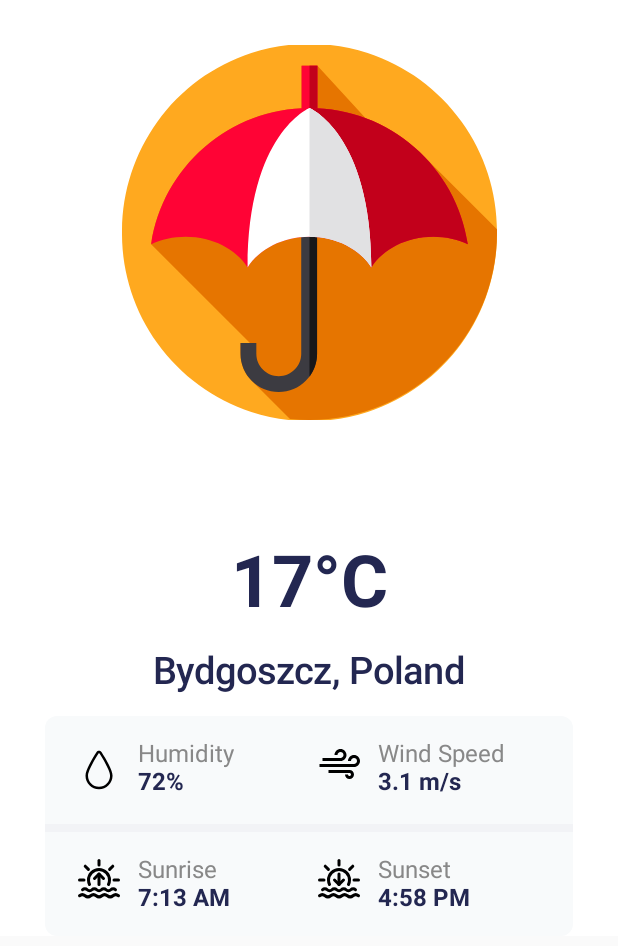
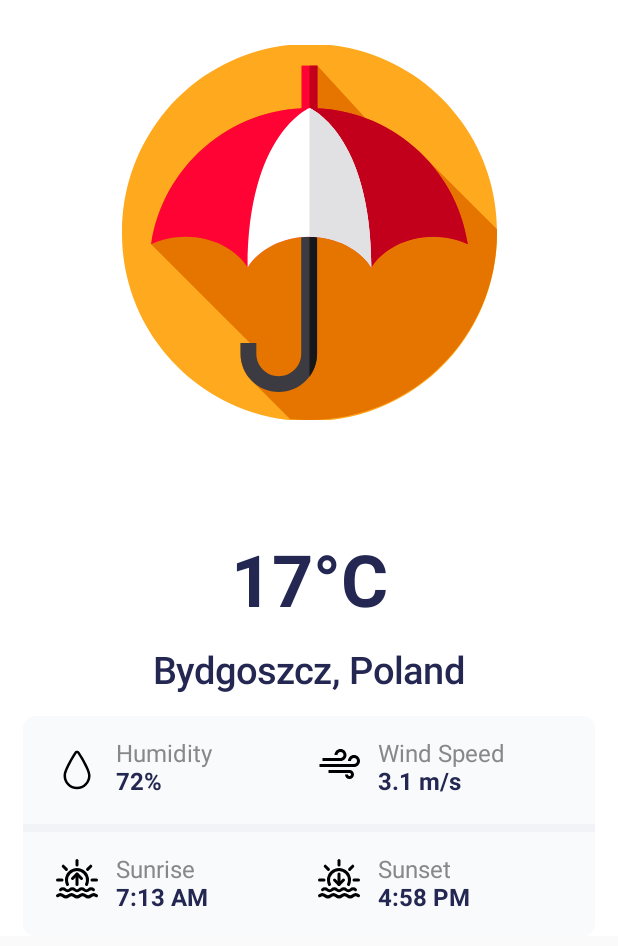
Before and after one commit to itsMike05/KotlinWeather, an Android app built with Jetpack Compose: the screen it shows after launch (MainActivity), on a phone screen of 412 x 824 dp. Shown: the top 946 px of the screen. Run offline under Robolectric (Android 15) with nearby library versions, the phone set to English and light mode, and no system bars.

Commit message:
Finished UI

```diff
--- a/app/src/main/java/com/itsmike/weatherkotlin/MainActivity.kt
+++ b/app/src/main/java/com/itsmike/weatherkotlin/MainActivity.kt
@@ -35,8 +35,8 @@ fun WeatherPage() {
             .fillMaxWidth()
             .padding(
                 top = 30.dp,
-                start = 30.dp,
-                end = 30.dp
+                start = 15.dp,
+                end = 15.dp
             ),
         horizontalAlignment = Alignment.CenterHorizontally
     ) {
@@ -46,7 +46,7 @@ fun WeatherPage() {
     }
 }
 
-@Preview (showBackground = true)
+@Preview (showBackground = true, widthDp = 390, heightDp = 800)
 @Composable
 fun AppPreview() {
     WeatherKotlinTheme{
```
